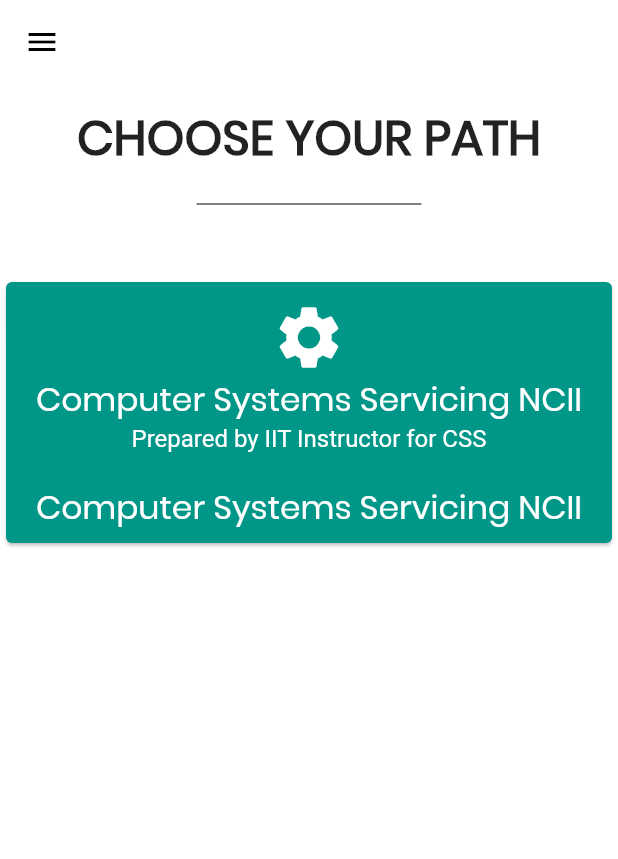
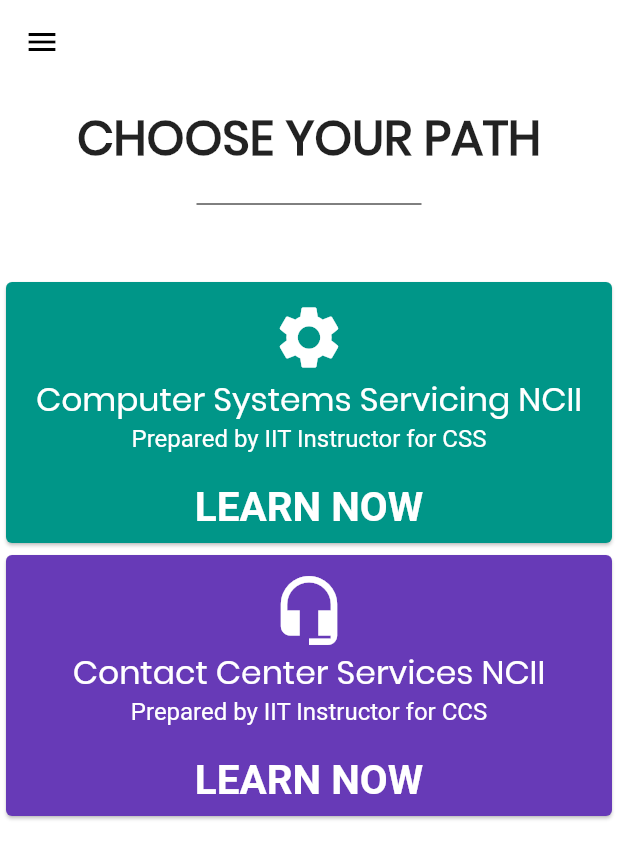
Before and after one commit to CasualEngineerZombie/Intellisense_Guide_App, a Flutter app: the Learn screen opened directly, on a phone screen of 412 x 824 dp. Shown: the top 859 px of the screen. Run offline on Flutter 3.47's test engine with Material 2 defaults, Android fonts, the phone set to English and light mode, and no system bars; our stand-ins replace carousel_pro; Roboto replaces fonts that are missing (Monserrat).

Commit message:
Adding 2 Choices CSS & CCS

```diff
--- a/lib/Learn.dart
+++ b/lib/Learn.dart
@@ -112,7 +112,7 @@ class Learn extends StatelessWidget {
                       Text(
                         'Prepared by IIT Instructor for CSS',
                         style: TextStyle(
-                           // fontFamily: 'Poppins',
+                            // fontFamily: 'Poppins',
                             fontSize: 16.0,
                             color: Colors.white),
                       ),
@@ -120,11 +120,62 @@ class Learn extends StatelessWidget {
                         height: 20.0,
                       ),
                       Text(
-                        'Computer Systems Servicing NCII',
+                        'LEARN NOW',
+                        style: TextStyle(
+                          fontFamily: 'Monserrat',
+                          fontSize: 27.0,
+                          color: Colors.white,
+                          fontWeight: FontWeight.bold,
+                        ),
+                      ),
+                    ],
+                  ),
+                ),
+              ),
+            ),
+          ),
+           Card(
+            color: Colors.deepPurple,
+            child: InkWell(
+              splashColor: Colors.purpleAccent,
+              onTap: () {},
+              child: Padding(
+                padding: const EdgeInsets.all(12.0),
+                child: Container(
+                  width: 250,
+                  height: 150,
+                  child: Column(
+                    children: <Widget>[
+                      Icon(
+                        Icons.headset_mic,
+                        color: Colors.white,
+                        size: 50.0,
+                      ),
+                      Text(
+                        'Contact Center Services NCII',
                         style: TextStyle(
                             fontFamily: 'Poppins',
                             fontSize: 22.0,
                             color: Colors.white),
+                      ),
+                      Text(
+                        'Prepared by IIT Instructor for CCS',
+                        style: TextStyle(
+                            // fontFamily: 'Poppins',
+                            fontSize: 16.0,
+                            color: Colors.white),
+                      ),
+                      SizedBox(
+                        height: 20.0,
+                      ),
+                      Text(
+                        'LEARN NOW',
+                        style: TextStyle(
+                          fontFamily: 'Monserrat',
+                          fontSize: 27.0,
+                          color: Colors.white,
+                          fontWeight: FontWeight.bold,
+                        ),
                       ),
                     ],
                   ),
```
